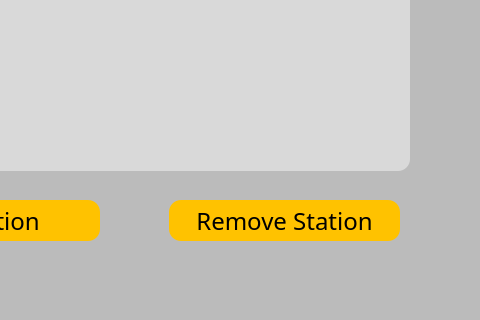
First picture: the form in adminmanagemetrootions.ui, repository hager55m/Metro-Mate-DS, before the edit; both pictures show x 720 to 1200 and y 380 to 700 of the 1200 by 700 pixel window.
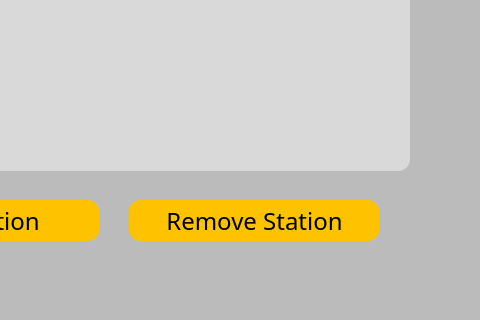
Second picture: the form after the edit.

Diff of the .ui file:
```diff
--- a/adminmanagemetrootions.ui
+++ b/adminmanagemetrootions.ui
@@ -571,9 +571,9 @@
     <widget class="QPushButton" name="pushButton_13">
      <property name="geometry">
       <rect>
-       <x>430</x>
+       <x>390</x>
        <y>580</y>
-       <width>231</width>
+       <width>251</width>
        <height>41</height>
       </rect>
      </property>
```
Left out of the diff: 28 changed lines with no effect on the pictures.
